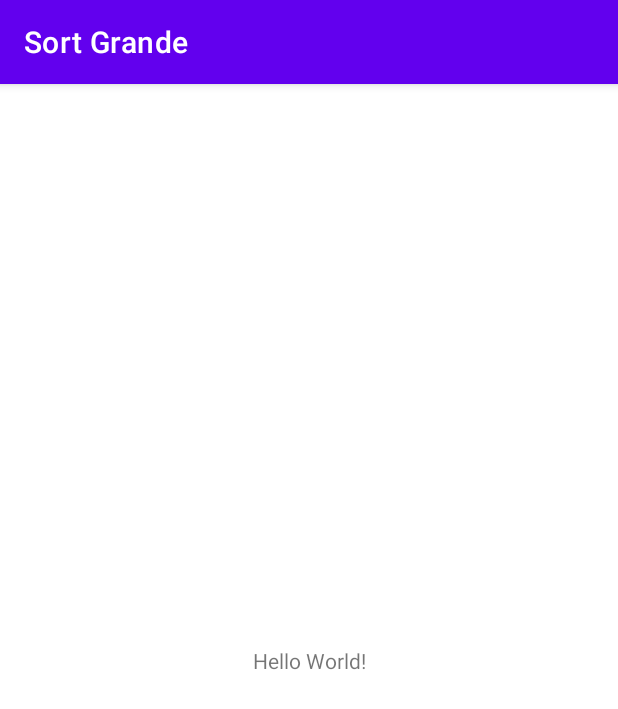
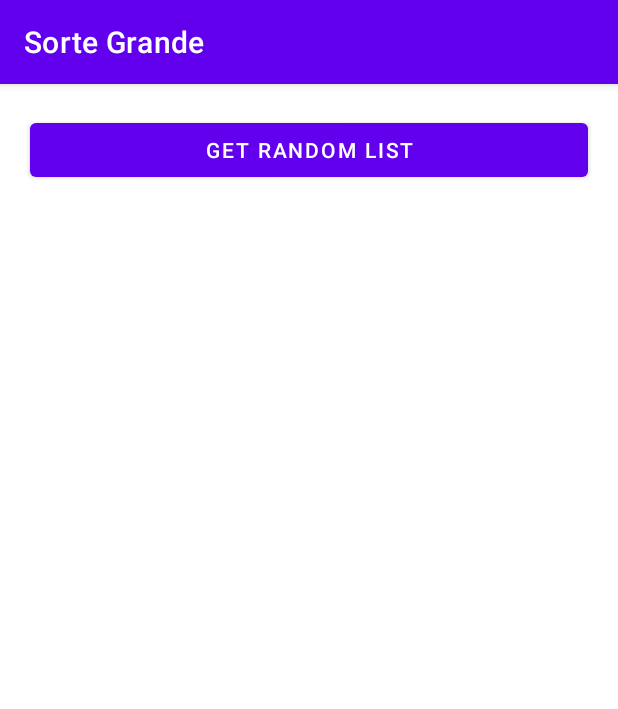
Before and after one commit to borserog/sorte-grande-pdm2020, an Android app: the screen it shows after launch (MainActivity), on a phone screen of 412 x 824 dp. Shown: the top 709 px of the screen. Run offline under Robolectric (Android 15) with nearby library versions, the phone set to English and light mode, and no system bars.

Commit message:
implement task

```diff
--- a/app/src/main/java/com/example/sortgrande/MainActivity.kt
+++ b/app/src/main/java/com/example/sortgrande/MainActivity.kt
@@ -2,10 +2,41 @@ package com.example.sortgrande
 
 import androidx.appcompat.app.AppCompatActivity
 import android.os.Bundle
+import android.util.Log
+import android.view.View
+import android.widget.Button
+import kotlin.random.Random
+/*
+Na aula realizada no dia 23/02/2021, foi desenvolvido um aplicativo para gerar 01(um) número
+aleatório. Esse número gerado está sendo exibido no Log.
+Desenvolva um aplicativo para gerar 6 (seis) números inteiros aleatórios e distintos. Esses valores
+deverão ser exibidos também no Log. Os números deverão estar no intervalo [1, 60].
+*/
+class MainActivity : AppCompatActivity() {
+    private lateinit var button: Button
 
-class MainActivity : AppCompatActivity() {
     override fun onCreate(savedInstanceState: Bundle?) {
         super.onCreate(savedInstanceState)
         setContentView(R.layout.activity_main)
+
+        this.button = findViewById(R.id.btnRandom);
+
+        this.button.setOnClickListener { generateRandomList(it) }
+    }
+
+    private fun generateRandomList(view: View) {
+        val randomList = mutableListOf<Int>()
+
+        for (index in 0..5) {
+            var randomNumber = Random.nextInt(1,61)
+
+            while (randomList.any { it == randomNumber }) {
+                randomNumber = Random.nextInt(1,61)
+            }
+
+            randomList.add(randomNumber)
+        }
+
+        Log.i("DEV", randomList.toString())
     }
 }
--- a/app/src/main/res/layout/activity_main.xml
+++ b/app/src/main/res/layout/activity_main.xml
@@ -1,18 +1,17 @@
 <?xml version="1.0" encoding="utf-8"?>
-<androidx.constraintlayout.widget.ConstraintLayout xmlns:android="http://schemas.android.com/apk/res/android"
+<LinearLayout
+    xmlns:android="http://schemas.android.com/apk/res/android"
     xmlns:app="http://schemas.android.com/apk/res-auto"
     xmlns:tools="http://schemas.android.com/tools"
     android:layout_width="match_parent"
     android:layout_height="match_parent"
     tools:context=".MainActivity">
 
-    <TextView
-        android:layout_width="wrap_content"
+    <Button
+        android:id="@+id/btnRandom"
+        android:layout_width="match_parent"
         android:layout_height="wrap_content"
-        android:text="Hello World!"
-        app:layout_constraintBottom_toBottomOf="parent"
-        app:layout_constraintLeft_toLeftOf="parent"
-        app:layout_constraintRight_toRightOf="parent"
-        app:layout_constraintTop_toTopOf="parent" />
+        android:layout_margin="20dp"
+        android:text="Get Random list"></Button>
 
-</androidx.constraintlayout.widget.ConstraintLayout>
+</LinearLayout>
--- a/app/src/main/res/values/strings.xml
+++ b/app/src/main/res/values/strings.xml
@@ -1,3 +1,3 @@
 <resources>
-    <string name="app_name">Sort Grande</string>
+    <string name="app_name">Sorte Grande</string>
 </resources>
--- a/settings.gradle
+++ b/settings.gradle
@@ -1,2 +1,2 @@
 include ':app'
-rootProject.name = "Sort Grande"
+rootProject.name = "Sorte Grande"
```
